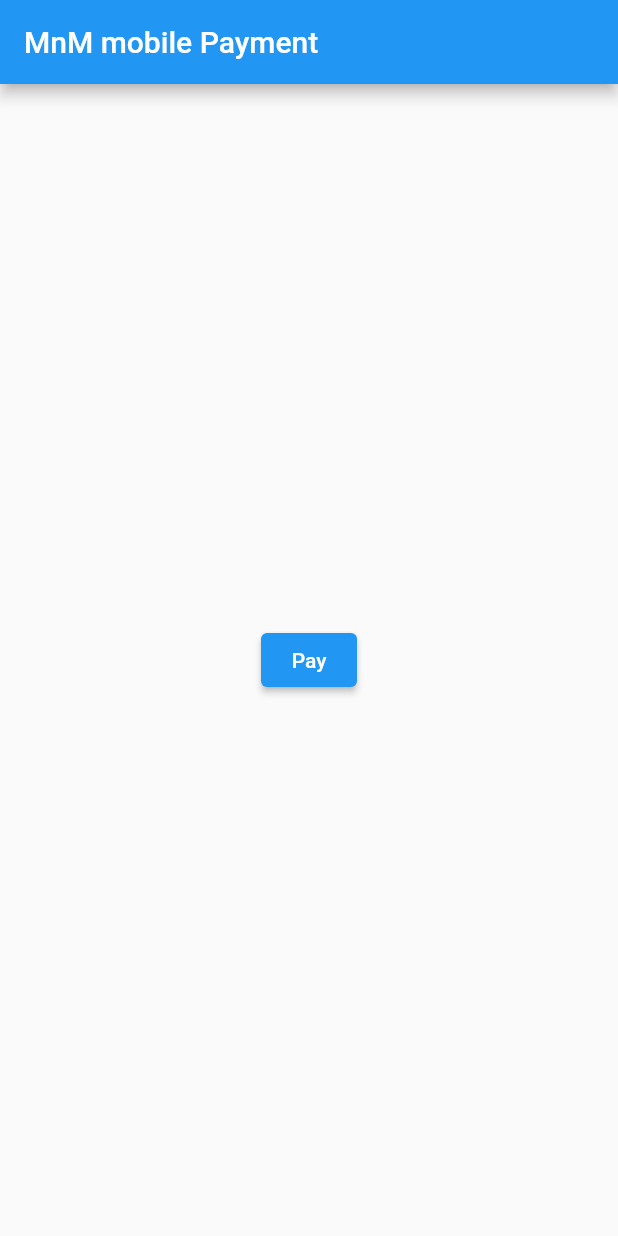
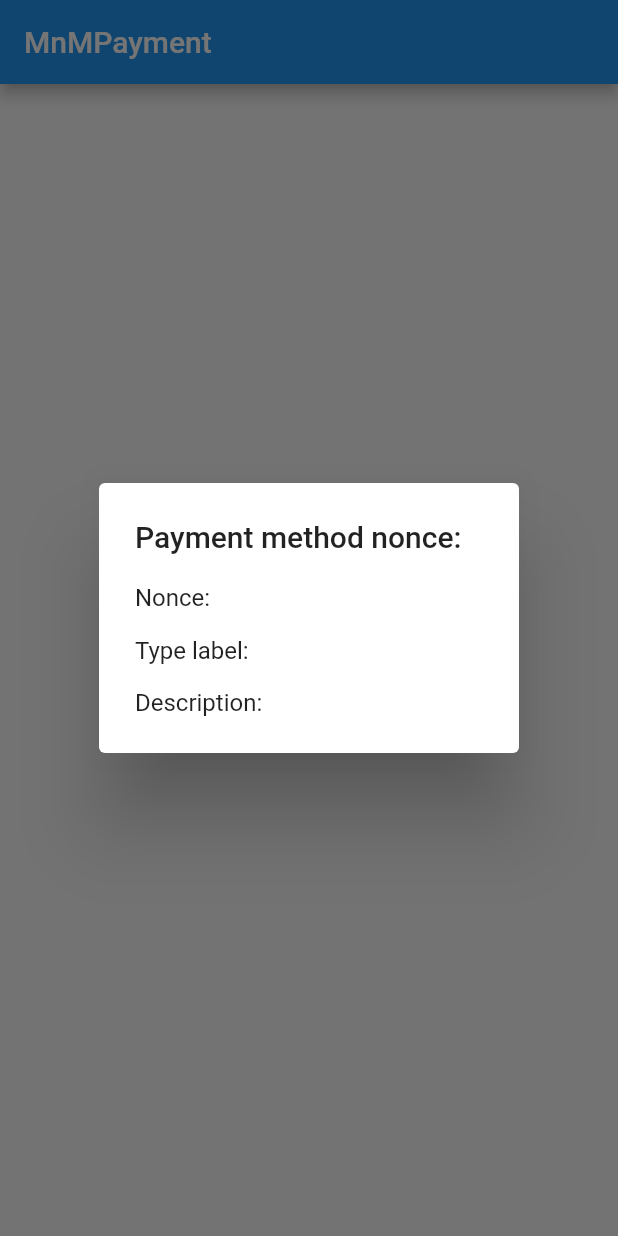
Before and after one commit to Rahul9638/flutter_project_Modified, a Flutter app: the MyHomePage screen opened directly, after a tap on "Pay", on a phone screen of 412 x 824 dp. Run offline on Flutter 3.47's test engine with Material 2 defaults, Android fonts, the phone set to English and light mode, and no system bars; our stand-ins replace webview_flutter; missing offline and left inert: flutter_braintree, http_auth.

Commit message:
Adding direct payment option of paypal

```diff
--- a/paypal/lib/main.dart
+++ b/paypal/lib/main.dart
@@ -16,7 +16,7 @@ class MyApp extends StatelessWidget {
       theme: ThemeData(
         primarySwatch: Colors.blue,
       ),
-      home: const MyHomePage(title: 'MnM mobile Payment'),
+      home: const MyHomePage(title: 'MnMPayment'),
     );
   }
 }
@@ -31,6 +31,27 @@ class MyHomePage extends StatefulWidget {
 }
 
 class _MyHomePageState extends State<MyHomePage> {
+  static final String tokenizationKey = 'sandbox_x67928j3_m77f4f45g9k387nr';
+  void showNonce(BraintreePaymentMethodNonce nonce) {
+    showDialog(
+      context: context,
+      builder: (_) => AlertDialog(
+        title: Text('Payment method nonce:'),
+        content: Column(
+          mainAxisSize: MainAxisSize.min,
+          crossAxisAlignment: CrossAxisAlignment.stretch,
+          children: <Widget>[
+            Text('Nonce: ${nonce.nonce}'),
+            SizedBox(height: 16),
+            Text('Type label: ${nonce.typeLabel}'),
+            SizedBox(height: 16),
+            Text('Description: ${nonce.description}'),
+          ],
+        ),
+      ),
+    );
+  }
+
   @override
   Widget build(BuildContext context) {
     return Scaffold(
@@ -39,24 +60,20 @@ class _MyHomePageState extends State<MyHomePage> {
       ),
       body: Center(
         child: ElevatedButton(
-        child: Text("Pay"),
           onPressed: () async {
-          var request = BraintreeDropInRequest(
-            tokenizationKey: "sandbox_x67928j3_m77f4f45g9k387nr",
-            collectDeviceData: true,
-            paypalRequest:
-                BraintreePayPalRequest(amount: "20.00", displayName: "MnM"),
-            cardEnabled: true,
+            final request =
+                BraintreePayPalRequest(amount: '13.37', displayName: "MnM");
+            final result = await Braintree.requestPaypalNonce(
+              tokenizationKey,
+              request,
             );
-
-          BraintreeDropInResult? result = await BraintreeDropIn.start(request);
             if (result != null) {
-            print(
-                "description of the payment:- ${result.paymentMethodNonce.description}");
-            print("result of payment:- ${result.paymentMethodNonce.nonce}");
+              showNonce(result);
             }
           },
-      )),
+          child: Text('Pay'),
+        ),
+      ),
     );
   }
 }
```
Lines whose indentation alone changed are shown as unchanged.
